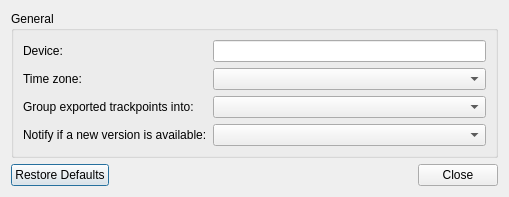
Before: the Qt Designer form src/igotugui/preferencesdialog.ui in mnalis/igotu2gpx, drawn with Qt 5.
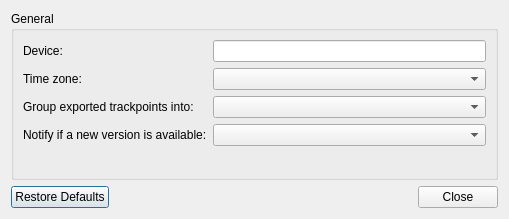
After: the same form once the commit is applied.

```diff
--- a/src/igotugui/preferencesdialog.ui
+++ b/src/igotugui/preferencesdialog.ui
@@ -7,7 +7,7 @@
     <x>0</x>
     <y>0</y>
     <width>509</width>
-    <height>180</height>
+    <height>219</height>
    </rect>
   </property>
   <property name="windowTitle">
@@ -75,6 +75,19 @@
       <item row="2" column="1">
        <widget class="QComboBox" name="tracksAsSegments"/>
       </item>
+      <item row="4" column="0">
+       <spacer name="verticalSpacer">
+        <property name="orientation">
+         <enum>Qt::Vertical</enum>
+        </property>
+        <property name="sizeHint" stdset="0">
+         <size>
+          <width>20</width>
+          <height>40</height>
+         </size>
+        </property>
+       </spacer>
+      </item>
      </layout>
     </widget>
    </item>
```
Left out of the diff: 8 changed lines with no effect on the pictures.
